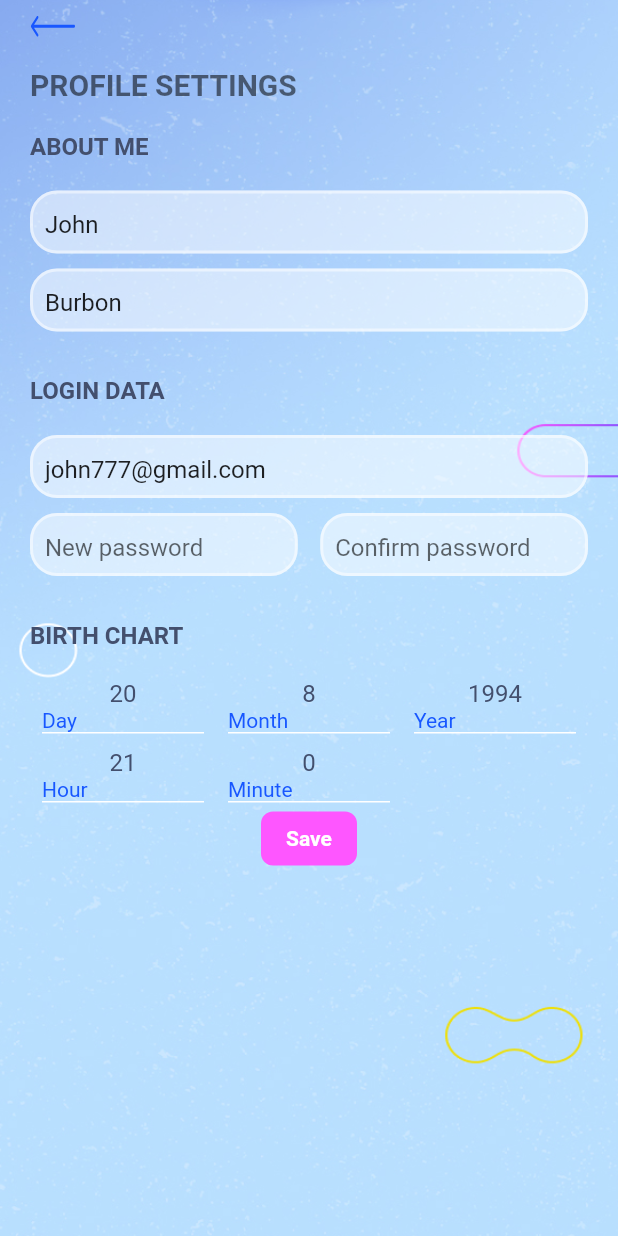
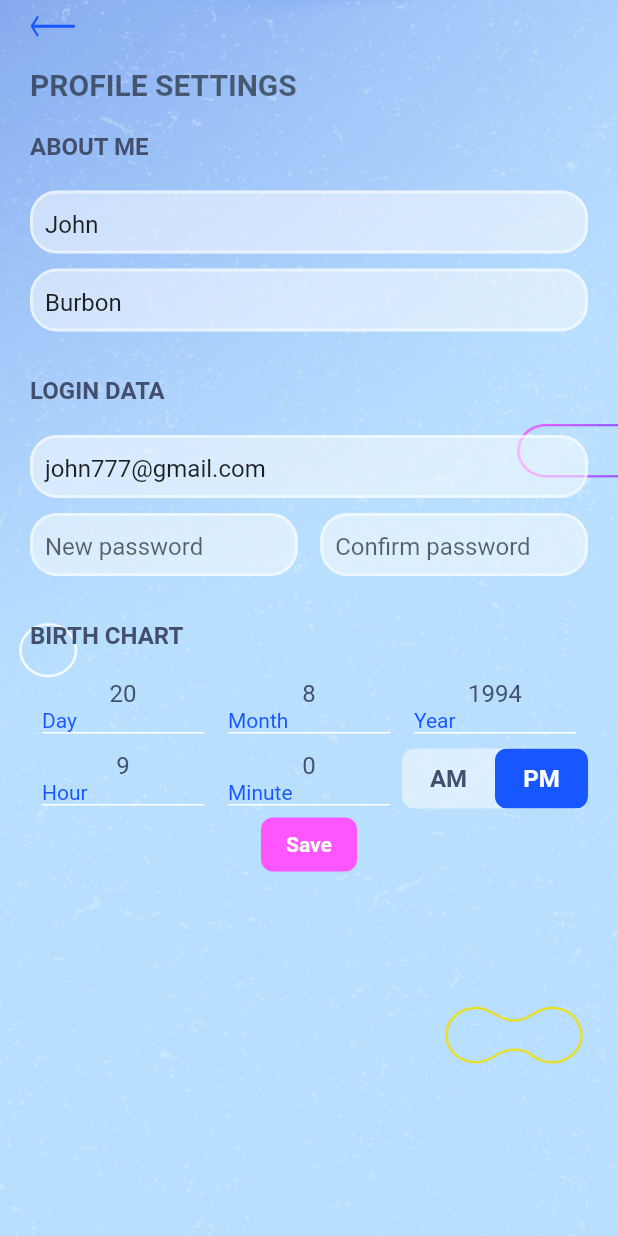
Before and after one commit to Dojdk/aizodiac, a Flutter app: the screen it shows after launch, after a tap on an icon or button, on a phone screen of 412 x 824 dp. Run offline on Flutter 3.47's test engine with Material 2 defaults, Android fonts, the light colour scheme and no system bars; our stand-ins replace flutter_rating_bar, flutter_svg; Roboto replaces fonts that are missing (Consolas).

Commit message:
Some changes on userpage

```diff
--- a/lib/main.dart
+++ b/lib/main.dart
@@ -134,7 +134,6 @@ class MyApp extends StatelessWidget {
             ),
           ),
         ),
-
         home: const MainPage(),
         routes: {
           UserProfileScreen.routename: (context) => const UserProfileScreen()
--- a/lib/pages/userprofile.dart
+++ b/lib/pages/userprofile.dart
@@ -9,6 +9,7 @@ import '../widgets/standartwidgets/standartappbar.dart';
 
 import '../widgets/userprofile/textfield.dart';
 import '../widgets/userprofile/timeshower.dart';
+import '../widgets/userprofile/togglebutton.dart';
 
 class UserProfileScreen extends StatefulWidget {
   static const routename = '/userprofilescreen';
@@ -149,12 +150,20 @@ class _UserProfileScreenState extends State<UserProfileScreen> {
               children: [
                 TimeShower(
                     prefix: 'Hour',
-                    value: providerUser.birthdate.hour.toString()),
+                    value: providerUser.birthdate.hour > 12
+                        ? (providerUser.birthdate.hour - 12).toString()
+                        : providerUser.birthdate.hour.toString()),
                 TimeShower(
                     prefix: 'Minute',
                     value: providerUser.birthdate.minute.toString()),
                 Expanded(
-                    child: ToggleButtons(isSelected: const [], children: []))
+                  child: LayoutBuilder(
+                    builder:
+                        (BuildContext context, BoxConstraints constraints) {
+                      return UserToggleButton(width: constraints.maxWidth);
+                    },
+                  ),
+                ),
               ],
             ),
             Center(
--- a/lib/widgets/mainpage/maincolumn.dart
+++ b/lib/widgets/mainpage/maincolumn.dart
@@ -117,7 +117,8 @@ class _MainColumnState extends State<MainColumn> {
                   if (providerIndex.indexnumber == 0) {
                     Navigator.of(context).push(_createRoute(
                         text: 'What is Leo Horoscope for $time',
-                        textToShow: 'What is ${providerUser.name} Horoscope for $time'));
+                        textToShow:
+                            'What is ${providerUser.name} Horoscope for $time'));
                   }
                   if (providerIndex.indexnumber == 1) {
                     Navigator.of(context).push(_createRoute(
--- a/lib/widgets/mainpage/togglebutton.dart
+++ b/lib/widgets/mainpage/togglebutton.dart
@@ -40,7 +40,7 @@ class _MainToggleButtonState extends State<MainToggleButton> {
         borderRadius: const BorderRadius.all(Radius.circular(8)),
       ),
       child: ToggleButtons(
-        fillColor: null,
+        fillColor: Colors.white12,
         selectedColor: Colors.white,
         color: maingrey,
         borderRadius: const BorderRadius.all(Radius.circular(8)),
--- a/lib/widgets/userprofile/textfield.dart
+++ b/lib/widgets/userprofile/textfield.dart
@@ -12,14 +12,11 @@ class OwnTextField extends StatelessWidget {
       height: 42,
       child: Form(
         child: TextFormField(
-            controller: controller,
-            textAlignVertical: const TextAlignVertical(y: .08),
-            maxLines: 1,
-            decoration: (const InputDecoration())
-                .applyDefaults(Theme.of(context).inputDecorationTheme)
-                .copyWith(
-                  hintText: hinttext,
-                )),
+          controller: controller,
+          textAlignVertical: const TextAlignVertical(y: .07),
+          maxLines: 1,
+          decoration: InputDecoration(hintText: hinttext),
+        ),
       ),
     );
   }
--- /dev/null
+++ b/lib/widgets/userprofile/togglebutton.dart
@@ -0,0 +1,91 @@
+import 'package:intl/intl.dart';
+
+import 'package:flutter/material.dart';
+
+import '../../constants/colors.dart';
+
+import 'package:provider/provider.dart';
+
+import '../../providers/user.dart';
+
+class UserToggleButton extends StatefulWidget {
+  final double width;
+  const UserToggleButton({
+    super.key,
+    required this.width,
+  });
+
+  @override
+  State<UserToggleButton> createState() => _UserToggleButtonState();
+}
+
+class _UserToggleButtonState extends State<UserToggleButton> {
+  late List<bool> _selection;
+  @override
+  void initState() {
+    super.initState();
+    final time =
+        Provider.of<UserProvider>(context, listen: false).getuser.birthdate;
+    if (DateFormat.j().format(time).endsWith('AM')) {
+      _selection = [true, false];
+    } else {
+      _selection = [false, true];
+    }
+  }
+
+  @override
+  Widget build(BuildContext context) {
+    const double height = 40;
+    return Container(
+      height: height,
+      decoration: BoxDecoration(
+        color: transparentwhite,
+        borderRadius: const BorderRadius.all(Radius.circular(8)),
+      ),
+      child: ToggleButtons(
+        fillColor: Colors.white10,
+        selectedColor: Colors.white,
+        color: maingrey,
+        borderRadius: const BorderRadius.all(Radius.circular(8)),
+        renderBorder: false,
+        isSelected: _selection,
+        onPressed: (index) {
+          _selection = [false, false];
+          setState(() {
+            _selection[index] = true;
+          });
+        },
+        children: [
+          Container(
+            height: height,
+            width: widget.width / 2,
+            decoration: BoxDecoration(
+                borderRadius: BorderRadius.circular(8),
+                color: _selection[0] ? mainblue : null),
+            child: Center(
+              child: Text('AM',
+                  style: Theme.of(context)
+                      .textTheme
+                      .bodyLarge!
+                      .copyWith(color: _selection[0] ? Colors.white : null)),
+            ),
+          ),
+          Container(
+            width: widget.width / 2,
+            height: height,
+            decoration: BoxDecoration(
+                borderRadius: BorderRadius.circular(8),
+                color: _selection[1] ? mainblue : null),
+            child: Center(
+              child: Text('PM',
+                  style: Theme.of(context)
+                      .textTheme
+                      .bodyLarge!
+                      .copyWith(color: _selection[1] ? Colors.white : null)),
+            ),
+          ),
+        ],
+      ),
+    );
+  }
+}
```
Also changed, not shown: lib/pages/chatwithaipage.dart (+6 -5 lines), lib/widgets/mainpage/textfield.dart (+40 -3 lines), lib/widgets/userprofile/birthplace.dart (added, +18 -0 lines). Lines whose indentation alone changed are shown as unchanged.
